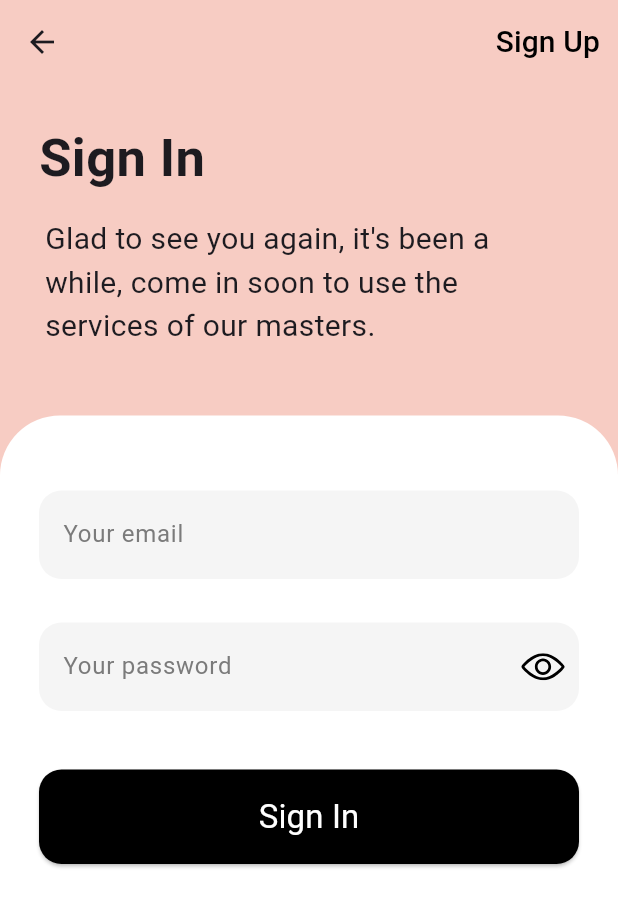
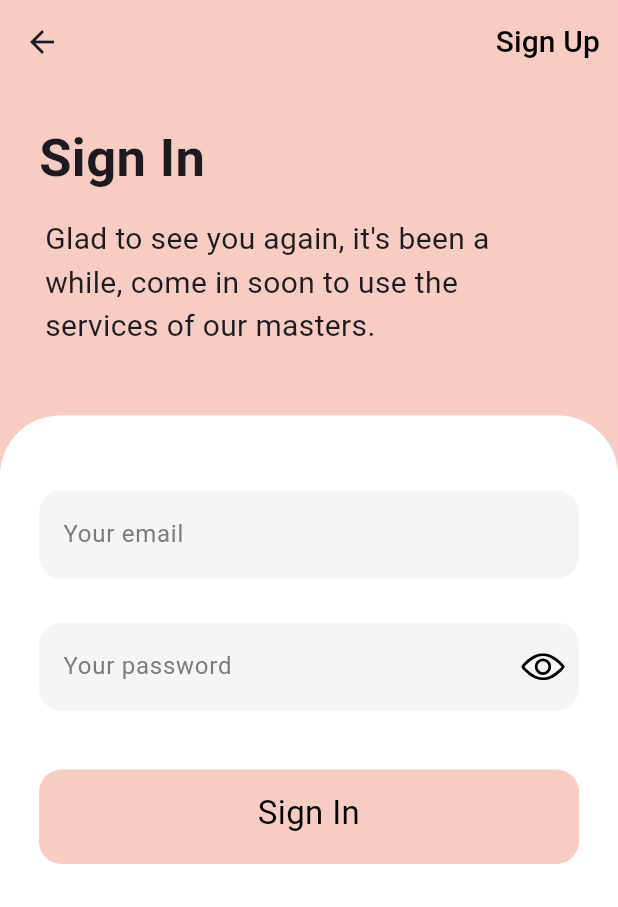
Before and after one commit to bogdanovich231/Frontend-Beauty-Manager, a Flutter app: the screen it shows after launch, after a tap on "Sign In", on a phone screen of 412 x 824 dp. Shown: the top 907 px of the screen. Run offline on Flutter 3.47's test engine with Material 3 defaults, Android fonts, the phone set to English and light mode, and no system bars; our stand-ins replace flutter_svg, google_fonts; network calls fail.

Commit message:
feat: add button animation on click, color change

```diff
--- a/lib/screens/home.dart
+++ b/lib/screens/home.dart
@@ -1,5 +1,5 @@
 import 'package:beauty_manager/screens/login.dart';
-import 'package:beauty_manager/widgets/custom_button.dart';
+import 'package:beauty_manager/widgets/animated_button.dart';
 import 'package:flutter/material.dart';
 import 'package:flutter_svg/flutter_svg.dart';
 // import 'package:beauty_manager/screens/login.dart';
@@ -7,6 +7,7 @@ import 'package:beauty_manager/screens/register.dart';
 
 class HomeScreen extends StatelessWidget {
   const HomeScreen({super.key});
+
 
   @override
   Widget build(BuildContext context) {
@@ -76,10 +77,13 @@ class HomeScreen extends StatelessWidget {
                   const SizedBox(height: 30),
                   Row(
                     children: [
-                      CustomButton(
+                      AnimatedButton(
+
                         text: 'Sign In',
-                        backgroundColor: Colors.white,
-                        textColor: Colors.black,
+                        color1: Colors.white,
+                        color2: Colors.black,
+                        textColor1: Colors.black,
+                        textColor2: Colors.white,
                         onPressed: () {
                           Navigator.push(
                             context,
@@ -90,10 +94,12 @@ class HomeScreen extends StatelessWidget {
                         height: 63,
                       ),
                       const SizedBox(width: 15),
-                      CustomButton(
+                      AnimatedButton(
                         text: 'Sign Up',
-                        backgroundColor: Colors.black,
-                        textColor: Colors.white,
+                       color1: Colors.black,
+                       color2: Colors.white,
+                        textColor1: Colors.white,
+                        textColor2: Colors.black,
                         onPressed: () {
                           Navigator.push(
                             context,
--- a/lib/screens/login.dart
+++ b/lib/screens/login.dart
@@ -1,6 +1,7 @@
 import 'package:beauty_manager/screens/main.dart';
+import 'package:beauty_manager/screens/register.dart';
 import 'package:beauty_manager/services/auth_service.dart';
-import 'package:beauty_manager/widgets/custom_button.dart';
+import 'package:beauty_manager/widgets/animated_button.dart';
 import 'package:beauty_manager/widgets/custom_form.dart';
 import 'package:flutter/material.dart';
 
@@ -54,7 +55,7 @@ class _LoginScreenState extends State<LoginScreen> {
         backgroundColor: Theme.of(context).primaryColor,
         actions: [
           TextButton(
-            onPressed: () {},
+            onPressed: () {Navigator.of(context).push(MaterialPageRoute(builder: (ctx) => RegisterScreen()));},
             child: Text(
               'Sign Up',
               style: TextStyle(color: Colors.black, fontSize: 20),
@@ -135,10 +136,12 @@ class _LoginScreenState extends State<LoginScreen> {
                         ),
 
                         const SizedBox(height: 35),
-                        CustomButton(
+                        AnimatedButton(
                           text: 'Sign In',
-                          backgroundColor: Colors.black,
-                          textColor: Colors.white,
+                          color1: Colors.black,
+                          color2: Theme.of(context).primaryColor,
+                          textColor1: Colors.white,
+                          textColor2: Colors.black,
                           onPressed: _submit,
                           width: double.infinity,
                           height: 63,
--- a/lib/screens/register.dart
+++ b/lib/screens/register.dart
@@ -1,6 +1,7 @@
+import 'package:beauty_manager/screens/login.dart';
 import 'package:beauty_manager/screens/main.dart';
 import 'package:beauty_manager/services/auth_service.dart';
-import 'package:beauty_manager/widgets/custom_button.dart';
+import 'package:beauty_manager/widgets/animated_button.dart';
 import 'package:beauty_manager/widgets/custom_form.dart';
 import 'package:flutter/material.dart';
 
@@ -61,7 +62,7 @@ class _RegisterScreenState extends State<RegisterScreen> {
         backgroundColor: Theme.of(context).primaryColor,
         actions: [
           TextButton(
-            onPressed: () {},
+            onPressed: () {Navigator.of(context).push(MaterialPageRoute(builder: (ctx) => LoginScreen()));},
             child: Text(
               'Sign In',
               style: TextStyle(color: Colors.black, fontSize: 20),
@@ -178,10 +179,13 @@ class _RegisterScreenState extends State<RegisterScreen> {
                         ),
 
                         const SizedBox(height: 35),
-                        CustomButton(
+                        AnimatedButton(
                           text: 'Sign Up',
-                          backgroundColor: Colors.black,
-                          textColor: Colors.white,
+
+                          color1: Colors.black,
+                          color2: Theme.of(context).primaryColor,
+                          textColor1: Colors.white,
+                          textColor2: Colors.black,
                           onPressed: _submit,
                           width: double.infinity,
                           height: 63,
--- /dev/null
+++ b/lib/widgets/animated_button.dart
@@ -0,0 +1,87 @@
+import 'package:flutter/material.dart';
+
+class AnimatedButton extends StatefulWidget {
+  final String text;
+  final Color color1;
+  final Color color2;
+  final Color textColor1;
+  final Color textColor2;
+  final VoidCallback onPressed;
+  final double width;
+  final double height;
+
+  const AnimatedButton({
+    super.key,
+    required this.text,
+    required this.color1,
+    required this.color2,
+    required this.textColor1,
+    required this.textColor2,
+    required this.onPressed,
+    required this.width,
+    required this.height,
+
+  });
+
+  @override
+  State<AnimatedButton> createState() => _AnimatedButtonState();
+}
+
+class _AnimatedButtonState extends State<AnimatedButton> with SingleTickerProviderStateMixin{
+  bool selected = false;
+  late AnimationController _animationController;
+
+  @override
+  void initState() {
+    _animationController = AnimationController(vsync: this,
+    duration: Duration(milliseconds: 300),
+    lowerBound: 0,
+    upperBound: 1,
+    );
+
+    _animationController.forward();
+    super.initState();
+  }
+
+  @override
+  void dispose() {
+    _animationController.dispose();
+    super.dispose();
+  }
+
+  @override
+  Widget build(BuildContext context) {
+    return GestureDetector(
+      onTap: () {
+        widget.onPressed();
+        setState(() {
+          selected = !selected;
+        });
+      },
+
+        child: AnimatedBuilder(
+         animation: _animationController,
+         builder: (context, child) {
+          return Container(
+            width: widget.width,
+            height: widget.height,
+            decoration: BoxDecoration(
+              color: selected ? widget.color1 : widget.color2,
+              borderRadius: BorderRadius.circular(15),
+            ),
+            padding: const EdgeInsets.symmetric(vertical: 13, horizontal: 30),
+            child: Text(
+              widget.text,
+              textAlign: TextAlign.center,
+              style: TextStyle(
+                color: selected ? widget.textColor1 : widget.textColor2,
+                fontSize: 22,
+                fontWeight: FontWeight.w400,
+              ),
+            ),
+          );
+        },
+      ),
+    );
+  }
+}
--- a/lib/widgets/custom_button.dart
+++ /dev/null
@@ -1,43 +0,0 @@
-import 'package:flutter/material.dart';
-
-class CustomButton extends StatelessWidget {
-  final String text;
-  final Color backgroundColor;
-  final Color textColor;
-  final VoidCallback onPressed;
-  final double width;
-  final double height;
-
-  const CustomButton({
-    super.key,
-    required this.text,
-    required this.backgroundColor,
-    required this.textColor,
-    required this.onPressed,
-    required this.width,
-    required this.height,
-  });
-
-  @override
-  Widget build(BuildContext context) {
-    return SizedBox(
-      width: width,
-      height: height,
-      child: ElevatedButton(
-        style: ElevatedButton.styleFrom(
-          backgroundColor: backgroundColor,
-          foregroundColor: textColor,
-          padding: const EdgeInsets.symmetric(vertical: 13, horizontal: 30),
-          shape: RoundedRectangleBorder(
-            borderRadius: BorderRadius.circular(15),
-          ),
-        ),
-        onPressed: onPressed,
-        child: Text(
-          text,
-          style: TextStyle(fontSize: 22, fontWeight: FontWeight.w400),
-        ),
-      ),
-    );
-  }
-}
```
